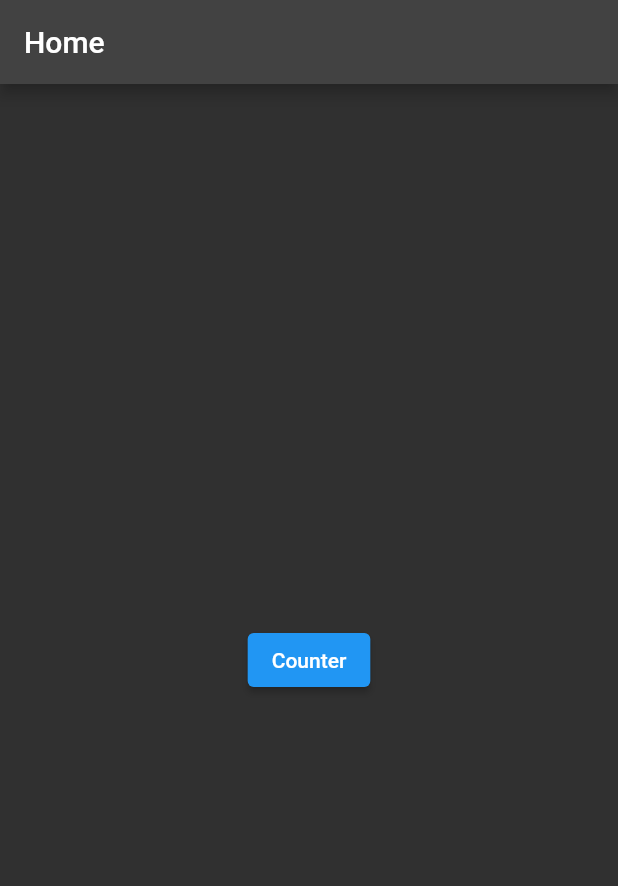
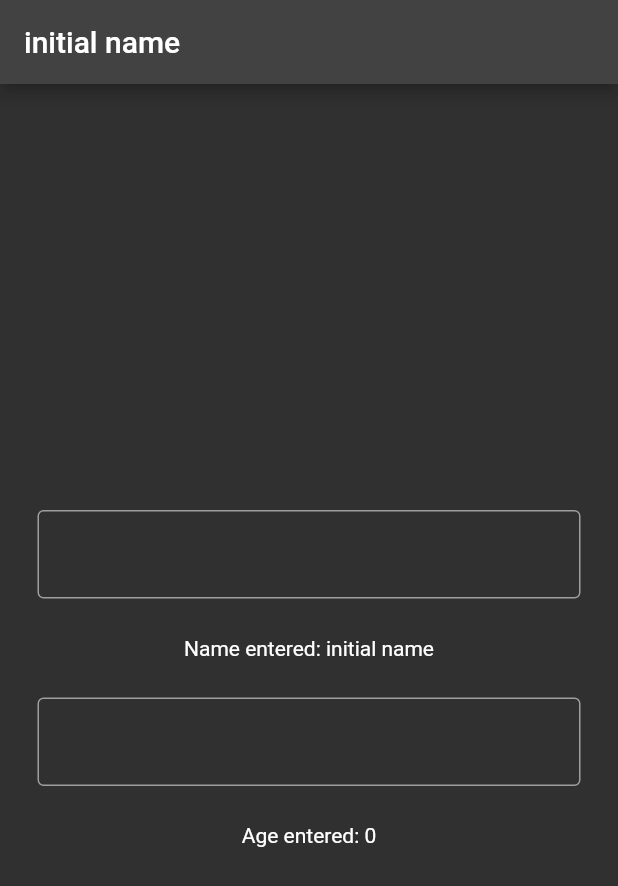
Before and after one commit to vedintech007/learn_flutter_riverpod, a Flutter app: the screen it shows after launch, on a phone screen of 412 x 824 dp. Shown: the top 886 px of the screen. Run offline on Flutter 3.47's test engine with Material 2 defaults, Android fonts, the phone set to English and light mode, and no system bars; our stand-ins replace go_router, hooks_riverpod.

```diff
--- /dev/null
+++ b/lib/home_page/home.dart
@@ -0,0 +1,24 @@
+import 'package:flutter/material.dart';
+import 'package:riverpod_tutorials/rivan/example1.dart';
+
+class RivanHome extends StatelessWidget {
+  const RivanHome({super.key});
+
+  @override
+  Widget build(BuildContext context) {
+    return MaterialApp(
+      title: 'Leaning Riverpod',
+      debugShowCheckedModeBanner: false,
+      theme: ThemeData(
+        primarySwatch: Colors.blue,
+        appBarTheme: const AppBarTheme(
+          elevation: 0,
+          backgroundColor: Colors.cyan,
+        ),
+      ),
+      themeMode: ThemeMode.dark,
+      darkTheme: ThemeData.dark(),
+      home: const Learn1(),
+    );
+  }
+}
--- a/lib/ripples_playlist/example1.dart
+++ b/lib/ripples_playlist/example1.dart
@@ -1,6 +1,6 @@
 import 'package:flutter/material.dart';
 import 'package:hooks_riverpod/hooks_riverpod.dart';
-import 'package:riverpod_tutorials/main.dart';
+import 'package:riverpod_tutorials/old_main/main.dart';
 
 class Example1HomePage extends ConsumerWidget {
   const Example1HomePage({super.key});
--- a/lib/ripples_playlist/example2.dart
+++ b/lib/ripples_playlist/example2.dart
@@ -1,6 +1,6 @@
 import 'package:flutter/material.dart';
 import 'package:hooks_riverpod/hooks_riverpod.dart';
-import 'package:riverpod_tutorials/main.dart';
+import 'package:riverpod_tutorials/old_main/main.dart';
 
 class Example2HomePage extends StatelessWidget {
   const Example2HomePage({super.key});
--- a/lib/ripples_playlist/example3.dart
+++ b/lib/ripples_playlist/example3.dart
@@ -1,7 +1,7 @@
 import 'package:flutter/foundation.dart';
 import 'package:flutter/material.dart';
 import 'package:hooks_riverpod/hooks_riverpod.dart';
-import 'package:riverpod_tutorials/main.dart';
+import 'package:riverpod_tutorials/old_main/main.dart';
 
 class Example3HomePage extends ConsumerStatefulWidget {
   const Example3HomePage({super.key});
--- a/lib/ripples_playlist/example4/example4.dart
+++ b/lib/ripples_playlist/example4/example4.dart
@@ -2,7 +2,7 @@ import 'dart:math';
 
 import 'package:flutter/material.dart';
 import 'package:hooks_riverpod/hooks_riverpod.dart';
-import 'package:riverpod_tutorials/main.dart';
+import 'package:riverpod_tutorials/old_main/main.dart';
 
 class Example4HomePage extends ConsumerStatefulWidget {
   const Example4HomePage({super.key});
--- a/lib/ripples_playlist/example5.dart
+++ b/lib/ripples_playlist/example5.dart
@@ -1,6 +1,6 @@
 import 'package:flutter/material.dart';
 import 'package:hooks_riverpod/hooks_riverpod.dart';
-import 'package:riverpod_tutorials/main.dart';
+import 'package:riverpod_tutorials/old_main/main.dart';
 
 class Example5HomePage extends ConsumerStatefulWidget {
   const Example5HomePage({super.key});
--- a/lib/ripples_playlist/example6/example6.dart
+++ b/lib/ripples_playlist/example6/example6.dart
@@ -1,6 +1,6 @@
 import 'package:flutter/material.dart';
 import 'package:hooks_riverpod/hooks_riverpod.dart';
-import 'package:riverpod_tutorials/main.dart';
+import 'package:riverpod_tutorials/old_main/main.dart';
 
 class Example6HomePage extends ConsumerWidget {
   const Example6HomePage({super.key});
--- a/lib/ripples_playlist/example7.dart
+++ b/lib/ripples_playlist/example7.dart
@@ -1,6 +1,6 @@
 import 'package:flutter/material.dart';
 import 'package:hooks_riverpod/hooks_riverpod.dart';
-import 'package:riverpod_tutorials/main.dart';
+import 'package:riverpod_tutorials/old_main/main.dart';
 
 class Example7HomePage extends ConsumerWidget {
   const Example7HomePage({super.key});
--- /dev/null
+++ b/lib/rivan/example1.dart
@@ -0,0 +1,76 @@
+import 'package:flutter/material.dart';
+import 'package:flutter/services.dart';
+import 'package:hooks_riverpod/hooks_riverpod.dart';
+import 'package:riverpod_tutorials/rivan/user.dart';
+
+final userProvider = StateNotifierProvider<UserNotifier, User>(
+  (ref) => UserNotifier(),
+);
+
+final userChangeNotifierProvider = ChangeNotifierProvider(
+  (ref) => UserNotifierChange(),
+);
+
+class Learn1 extends ConsumerStatefulWidget {
+  const Learn1({super.key});
+
+  @override
+  ConsumerState<ConsumerStatefulWidget> createState() => _Learn1State();
+}
+
+class _Learn1State extends ConsumerState<Learn1> {
+  void onSubmit(WidgetRef ref, String value) {
+    ref.read(userProvider.notifier).updateName(value);
+  }
+
+  void onSubmitAge(WidgetRef ref, String value) {
+    ref.read(userProvider.notifier).updateAge(int.parse(value));
+  }
+
+  @override
+  Widget build(BuildContext context) {
+    // final name = ref.watch(nameProvider) ?? '';
+    final user = ref.watch(userProvider);
+
+    return Scaffold(
+      appBar: AppBar(
+        title: Text(user.name),
+      ),
+      body: Column(
+        mainAxisAlignment: MainAxisAlignment.center,
+        children: [
+          Padding(
+            padding: const EdgeInsets.all(25.0),
+            child: TextField(
+              decoration: const InputDecoration(
+                enabledBorder: OutlineInputBorder(borderSide: BorderSide(width: 1, color: Colors.grey)),
+                focusedBorder: OutlineInputBorder(borderSide: BorderSide(width: 1, color: Colors.grey)),
+              ),
+              onChanged: (value) => onSubmit(ref, value),
+              onSubmitted: (value) => onSubmit(ref, value),
+            ),
+          ),
+          Center(
+            child: Text("Name entered: ${user.name}"),
+          ),
+          Padding(
+            padding: const EdgeInsets.all(25.0),
+            child: TextField(
+              decoration: const InputDecoration(
+                enabledBorder: OutlineInputBorder(borderSide: BorderSide(width: 1, color: Colors.grey)),
+                focusedBorder: OutlineInputBorder(borderSide: BorderSide(width: 1, color: Colors.grey)),
+              ),
+              inputFormatters: [FilteringTextInputFormatter.allow(RegExp('[0-9]'))],
+              keyboardType: TextInputType.number,
+              onChanged: (value) => onSubmitAge(ref, value),
+              onSubmitted: (value) => onSubmitAge(ref, value),
+            ),
+          ),
+          Center(
+            child: Text("Age entered: ${user.age}"),
+          ),
+        ],
+      ),
+    );
+  }
+}
--- /dev/null
+++ b/lib/rivan/user.dart
@@ -0,0 +1,86 @@
+// ignore_for_file: public_member_api_docs, sort_constructors_first
+import 'dart:convert';
+
+import 'package:flutter/material.dart';
+import 'package:hooks_riverpod/hooks_riverpod.dart';
+
+@immutable
+class User {
+  final String name;
+  final int age;
+
+  const User({
+    required this.name,
+    required this.age,
+  });
+
+  User copyWith({
+    String? name,
+    int? age,
+  }) {
+    return User(
+      name: name ?? this.name,
+      age: age ?? this.age,
+    );
+  }
+
+  Map<String, dynamic> toMap() {
+    return <String, dynamic>{
+      'name': name,
+      'age': age,
+    };
+  }
+
+  factory User.fromMap(Map<String, dynamic> map) {
+    return User(
+      name: map['name'] as String,
+      age: map['age'] as int,
+    );
+  }
+
+  String toJson() => json.encode(toMap());
+
+  factory User.fromJson(String source) => User.fromMap(json.decode(source) as Map<String, dynamic>);
+
+  @override
+  String toString() => 'User(name: $name, age: $age)';
+
+  @override
+  bool operator ==(covariant User other) {
+    if (identical(this, other)) return true;
+
+    return other.name == name && other.age == age;
+  }
+
+  @override
+  int get hashCode => name.hashCode ^ age.hashCode;
+}
+
+class UserNotifier extends StateNotifier<User> {
+  UserNotifier()
+      : super(
+          const User(name: '', age: 0),
+        ) {
+    updateName("initial name");
+  }
+
+  void updateName(String n) {
+    state = state.copyWith(name: n);
+  }
+
+  void updateAge(int a) {
+    state = state.copyWith(age: a);
+  }
+}
+
+class UserNotifierChange extends ChangeNotifier {
+  User user = const User(age: 0, name: "");
+
+  void updateName(String n) {
+    user = user.copyWith(name: n);
+  }
+
+  void updateAge(int a) {
+    user = user.copyWith(age: a);
+  }
+}
```
Also changed, not shown: lib/main.dart (+6 -29 lines), lib/old_main/main.dart (added, +34 -0 lines), pubspec.yaml (+4 -69 lines), pubspec.lock.
